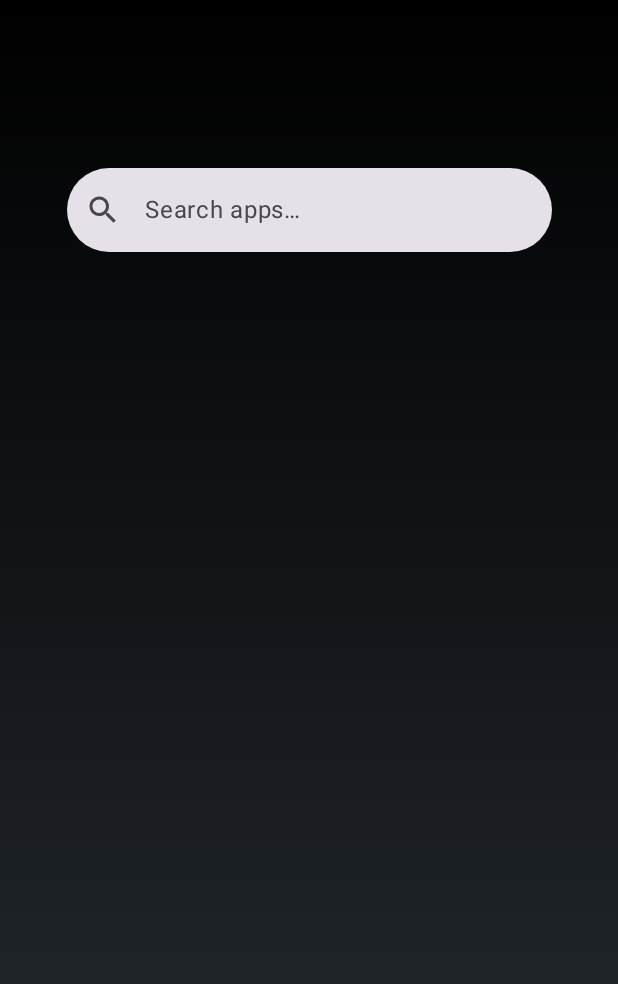
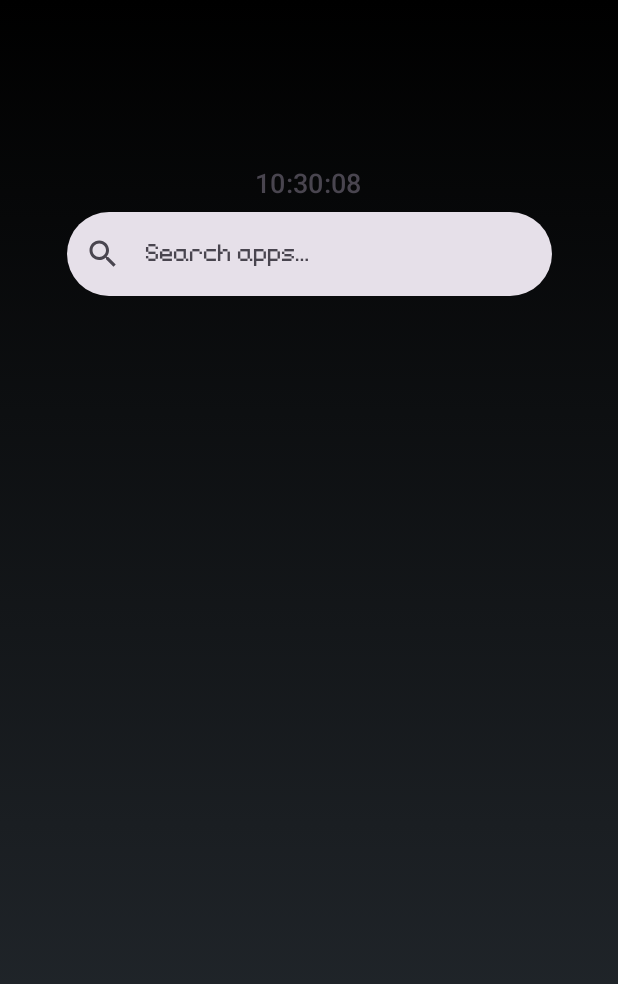
Before and after one commit to mariaanko/Null-Launcher, an Android app built with Jetpack Compose: the screen it shows after launch (MainActivity), on a phone screen of 412 x 824 dp. Shown: the top 984 px of the screen. Run offline under Robolectric (Android 15) with nearby library versions, the phone set to English and light mode, and no system bars.

Commit message:
added font, added time

```diff
--- a/app/src/main/java/com/wordpress/mariaanko/nulllauncher/MainActivity.kt
+++ b/app/src/main/java/com/wordpress/mariaanko/nulllauncher/MainActivity.kt
@@ -37,14 +37,24 @@ import androidx.compose.ui.graphics.Color
 import androidx.compose.ui.platform.LocalContext
 import androidx.compose.ui.text.input.ImeAction
 import androidx.compose.ui.unit.dp
-
+import androidx.compose.ui.text.font.Font
+import androidx.compose.ui.text.font.FontFamily
+import androidx.compose.ui.text.font.FontWeight
+import androidx.compose.material3.Typography
+import androidx.compose.runtime.LaunchedEffect
+import androidx.compose.ui.text.TextStyle
+import androidx.compose.ui.unit.sp
 
 class MainActivity : ComponentActivity() {
     override fun onCreate(savedInstanceState: Bundle?) {
         super.onCreate(savedInstanceState)
         enableEdgeToEdge()
         setContent {
-            MinimalLauncherApp()
+            MaterialTheme(
+                typography = AppTypography
+            ) {
+                MinimalLauncherApp()
+            }
         }
     }
 }
@@ -88,6 +98,7 @@ fun MinimalLauncherApp() {
                 horizontalAlignment = Alignment.CenterHorizontally
             ) {
                 Spacer(modifier = Modifier.height(96.dp))
+                Clock()
                 SearchBar(
                     query = query,
                     onQueryChange = { query = it }
@@ -104,7 +115,7 @@ fun MinimalLauncherApp() {
 
                         Text(
                             text = label,
-                            style = MaterialTheme.typography.bodyLarge,
+                            style = MaterialTheme.typography.bodySmall,
                             color = Color.White,
                             modifier = Modifier
                                 .fillMaxWidth()
@@ -154,3 +165,48 @@ fun SearchBar(
         )
     )
 }
+
+@Composable
+fun Clock() {
+    var dateTime by remember { mutableStateOf(getCurrentDateTime()) }
+
+    LaunchedEffect(Unit) {
+        while (true) {
+            dateTime = getCurrentDateTime()
+            kotlinx.coroutines.delay(1000)
+        }
+    }
+
+    Text(
+        text = dateTime,
+        style = MaterialTheme.typography.bodyMedium.copy(
+            fontSize = 18.sp,
+            fontWeight = FontWeight.Medium
+        ),
+        color = MaterialTheme.colorScheme.onSurfaceVariant,
+        modifier = Modifier.padding(bottom = 8.dp)
+    )
+}
+
+private fun getCurrentDateTime(): String {
+    val formatter = java.text.SimpleDateFormat("HH:mm:ss", java.util.Locale.getDefault())
+    return formatter.format(java.util.Date())
+}
+
+
+val AppFont = FontFamily(
+    Font(R.font.lower_pixel_regular, FontWeight.Normal)
+)
+
+val AppTypography = Typography(
+    bodyLarge = TextStyle(
+        fontFamily = AppFont,
+        fontWeight = FontWeight.Normal,
+        fontSize = 16.sp
+    ),
+    labelLarge = TextStyle(
+        fontFamily = AppFont,
+        fontWeight = FontWeight.Medium,
+        fontSize = 14.sp
+    )
+)
```
Also changed, not shown: app/src/main/res/font/lower_pixel_regular.otf (added).
